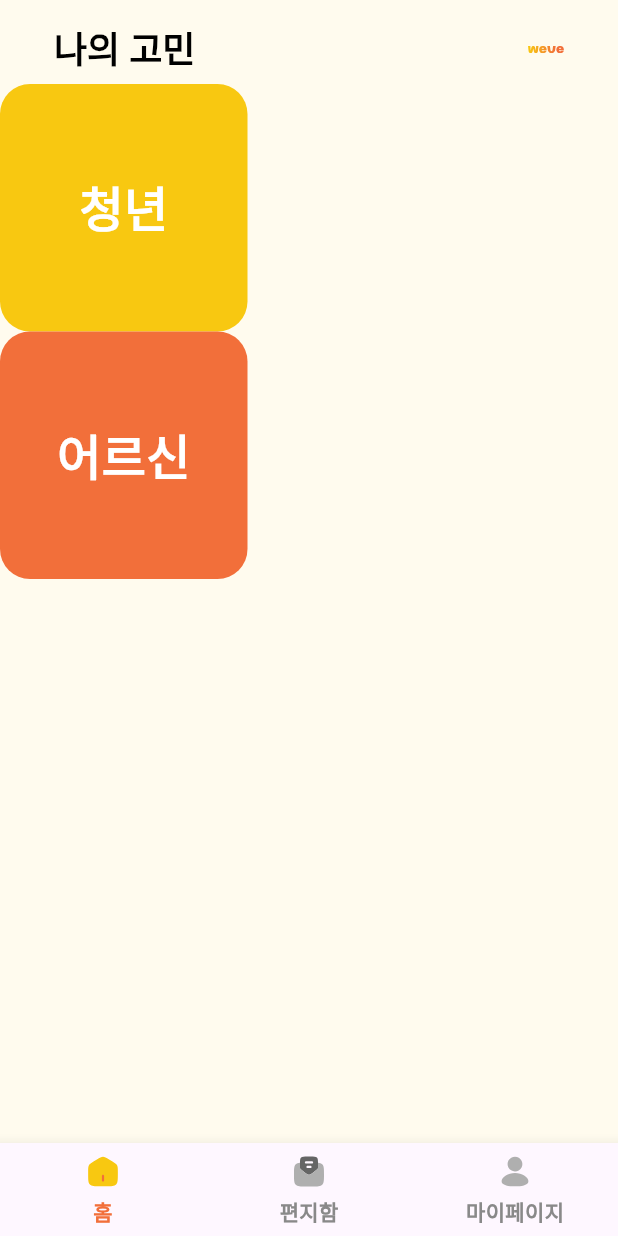
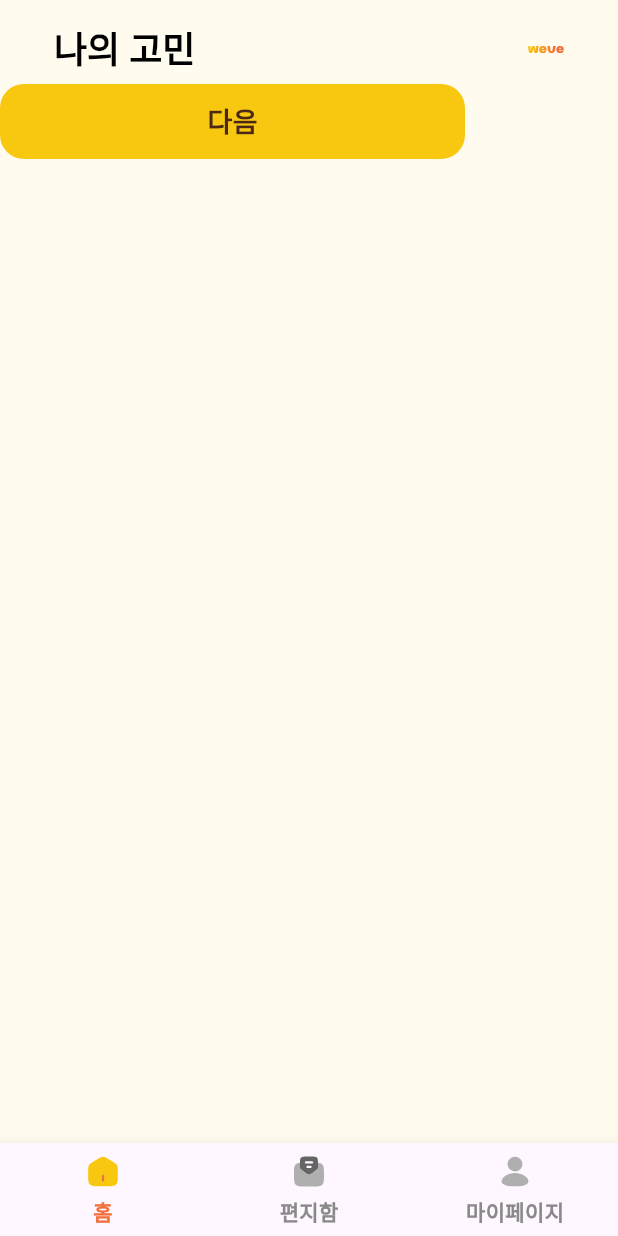
Before and after one commit to gdsc-ssu/gdgoc-weve-client, a Flutter app: the screen it shows after launch, on a phone screen of 412 x 824 dp. Run offline on Flutter 3.47's test engine with Material 3 defaults, Android fonts, the phone set to English and light mode, and no system bars; our stand-ins replace flutter_riverpod, flutter_svg; Roboto replaces fonts that are missing (Pretendard).

Commit message:
feat: common button

```diff
--- /dev/null
+++ b/lib/commons/widgets/button/view/button.dart
@@ -0,0 +1,32 @@
+import 'package:flutter/material.dart';
+import 'package:weve_client/core/constants/fonts.dart';
+
+class Button extends StatelessWidget {
+  final String text;
+  final Color backgroundColor;
+  final Color textColor;
+  final void Function() onPressed;
+  const Button(
+      {super.key,
+      required this.text,
+      required this.backgroundColor,
+      required this.textColor,
+      required this.onPressed});
+
+  @override
+  Widget build(BuildContext context) {
+    return GestureDetector(
+      onTap: onPressed,
+      child: Container(
+        width: 310,
+        height: 50,
+        decoration: BoxDecoration(
+          color: backgroundColor,
+          borderRadius: BorderRadius.circular(16),
+        ),
+        alignment: Alignment.center,
+        child: Text(text, style: WeveText.semiHeader4(color: textColor)),
+      ),
+    );
+  }
+}
--- a/lib/commons/widgets/mode_button/model/mode_type.dart
+++ b/lib/commons/widgets/mode_button/model/mode_type.dart
@@ -29,7 +29,7 @@ class ModeTypeModel {
       case ModeType.senior:
         return WeveColor.main.orange1;
       case ModeType.junior:
-        return WeveColor.main.yellow1;
+        return WeveColor.main.yellow1_100;
     }
   }
 }
--- a/lib/core/constants/colors.dart
+++ b/lib/core/constants/colors.dart
@@ -14,6 +14,9 @@ final class _MainColors {
   final Color blue1 = Color(0xFF345FAD);
   final Color pink1 = Color(0xFFEE9CC4);
   final Color yellow1 = Color(0xFFF8C811);
+  final Color yellow1_100 = Color(0XFFF8C811);
+  final Color yellow1_50 = Color(0XFFFBE180);
+  final Color yellow1_20 = Color(0XFFFEF1C2);
   final Color green1 = Color(0xFF05A552);
   final Color orange2 = Color(0XFF791C0A);
   final Color blue2 = Color(0XFF051042);
@@ -21,6 +24,8 @@ final class _MainColors {
   final Color yellow2 = Color(0XFF873F19);
   final Color green2 = Color(0XFF005227);
   final Color green3 = Color(0xFF27ce75);
+  final Color yellowText = Color(0xFF4B2816);
+  final Color yellow4 = Color(0xFFA3844B);
 }
 
 final class _BgColors {
--- a/lib/core/constants/fonts.dart
+++ b/lib/core/constants/fonts.dart
@@ -58,4 +58,14 @@ class WeveText {
       fontSize: 8,
       fontWeight: FontWeight.w400,
       color: color);
+  static TextStyle semiHeader4({Color color = Colors.black}) => TextStyle(
+      fontFamily: 'Pretendard',
+      fontSize: 18,
+      fontWeight: FontWeight.w700,
+      color: color);
+  static TextStyle semiHeader5({Color color = Colors.black}) => TextStyle(
+      fontFamily: 'Pretendard',
+      fontSize: 16,
+      fontWeight: FontWeight.w700,
+      color: color);
 }
--- a/lib/features/junior/presentation/views/junior_home_screen.dart
+++ b/lib/features/junior/presentation/views/junior_home_screen.dart
@@ -1,4 +1,5 @@
 import 'package:flutter/material.dart';
+import 'package:weve_client/commons/widgets/button/view/button.dart';
 import 'package:weve_client/commons/widgets/mode_button/model/mode_type.dart';
 import 'package:weve_client/commons/widgets/mode_button/view/mode_button.dart';
 import 'package:weve_client/core/constants/colors.dart';
@@ -17,16 +18,11 @@ class _JuniorHomeScreenState extends State<JuniorHomeScreen> {
     return Scaffold(
         body: Column(
       children: [
-        ModeButton(
-            modeTypeModel: ModeTypeModel(
-              type: ModeType.junior,
-            ),
-            targetScreen: JuniorMyScreen()),
-        ModeButton(
-            modeTypeModel: ModeTypeModel(
-              type: ModeType.senior,
-            ),
-            targetScreen: JuniorMyScreen())
+        Button(
+            text: "다음",
+            backgroundColor: WeveColor.main.yellow1_100,
+            textColor: WeveColor.main.yellowText,
+            onPressed: () {})
       ],
     ));
   }
```
Also changed, not shown: lib/commons/widgets/button/view/select_button.dart (added).
